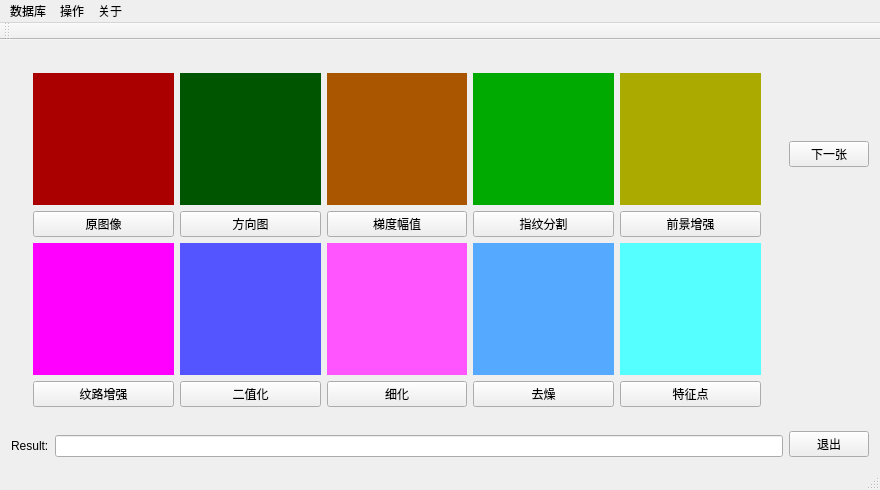
This is FingerPrint/FingerPrint.ui in Shawn-Chung/FingerPrintRecognition as Qt 5 draws it before an edit. The edited form follows.
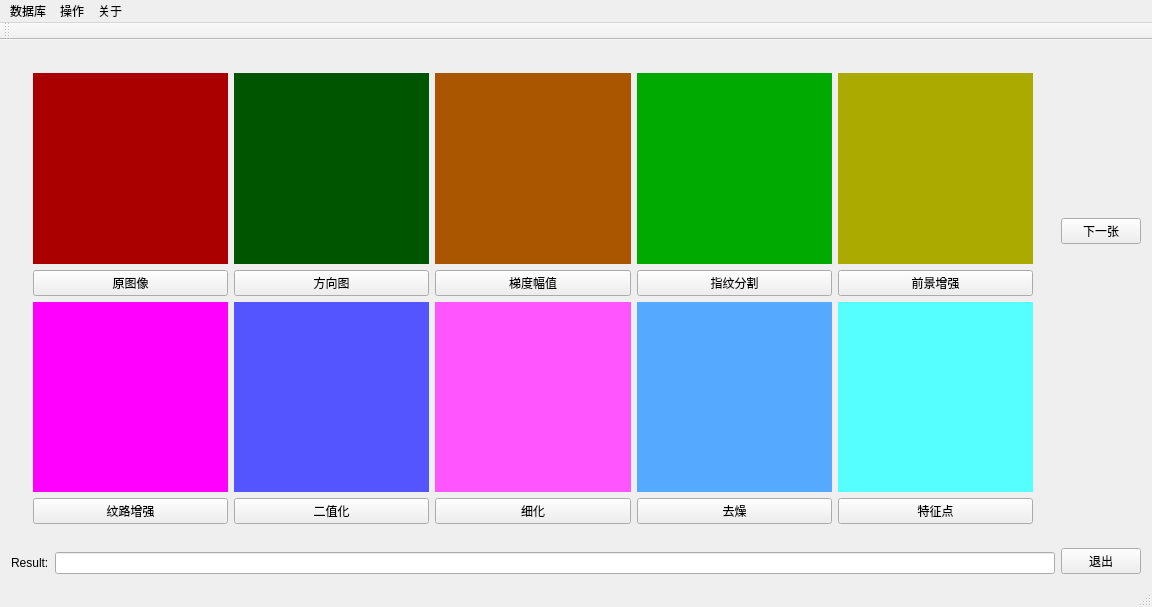
This is the edited form.

```diff
--- a/FingerPrint/FingerPrint.ui
+++ b/FingerPrint/FingerPrint.ui
@@ -6,10 +6,16 @@
    <rect>
     <x>0</x>
     <y>0</y>
-    <width>880</width>
-    <height>490</height>
+    <width>1152</width>
+    <height>607</height>
    </rect>
   </property>
+  <property name="minimumSize">
+   <size>
+    <width>900</width>
+    <height>500</height>
+   </size>
+  </property>
   <property name="windowTitle">
    <string>FingerPrint</string>
   </property>
@@ -33,6 +39,12 @@
                 <layout class="QVBoxLayout" name="verticalLayout">
                  <item>
                   <widget class="QLabel" name="m_lbSrcImg">
+                   <property name="maximumSize">
+                    <size>
+                     <width>195</width>
+                     <height>197</height>
+                    </size>
+                   </property>
                    <property name="styleSheet">
                     <string notr="true">background-color: rgb(170, 0, 0);</string>
                    </property>
@@ -435,7 +447,7 @@
     <rect>
      <x>0</x>
      <y>0</y>
-     <width>880</width>
+     <width>1152</width>
      <height>23</height>
     </rect>
    </property>
```
Left out of the diff: 3 changed lines with no effect on the pictures.
